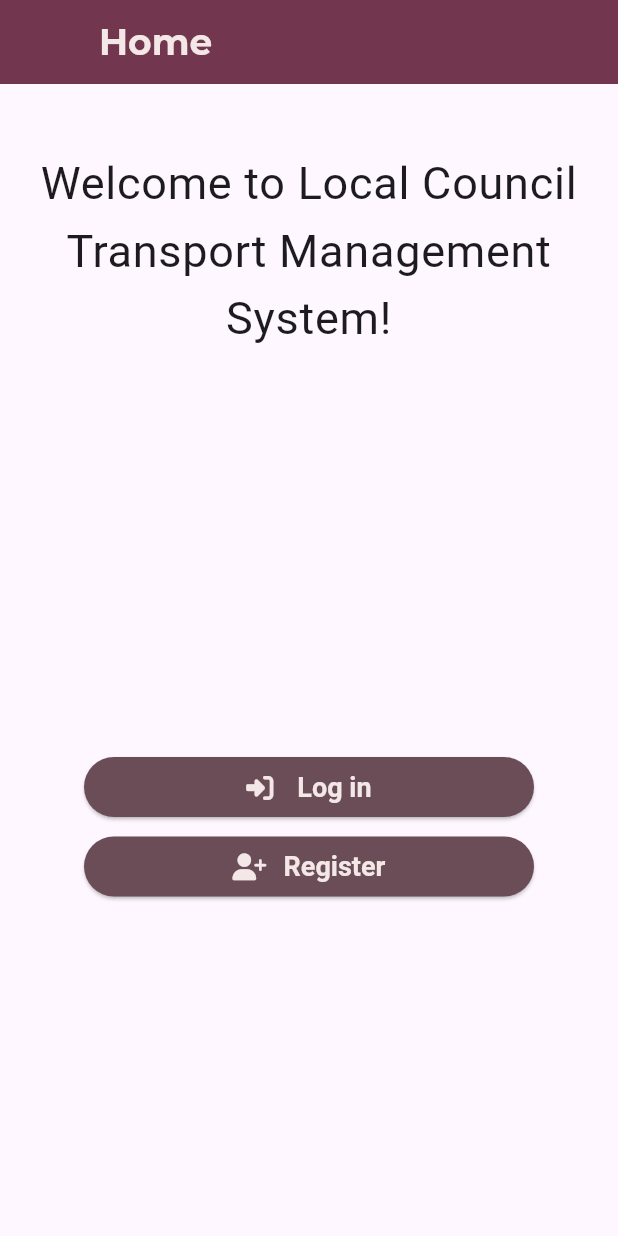
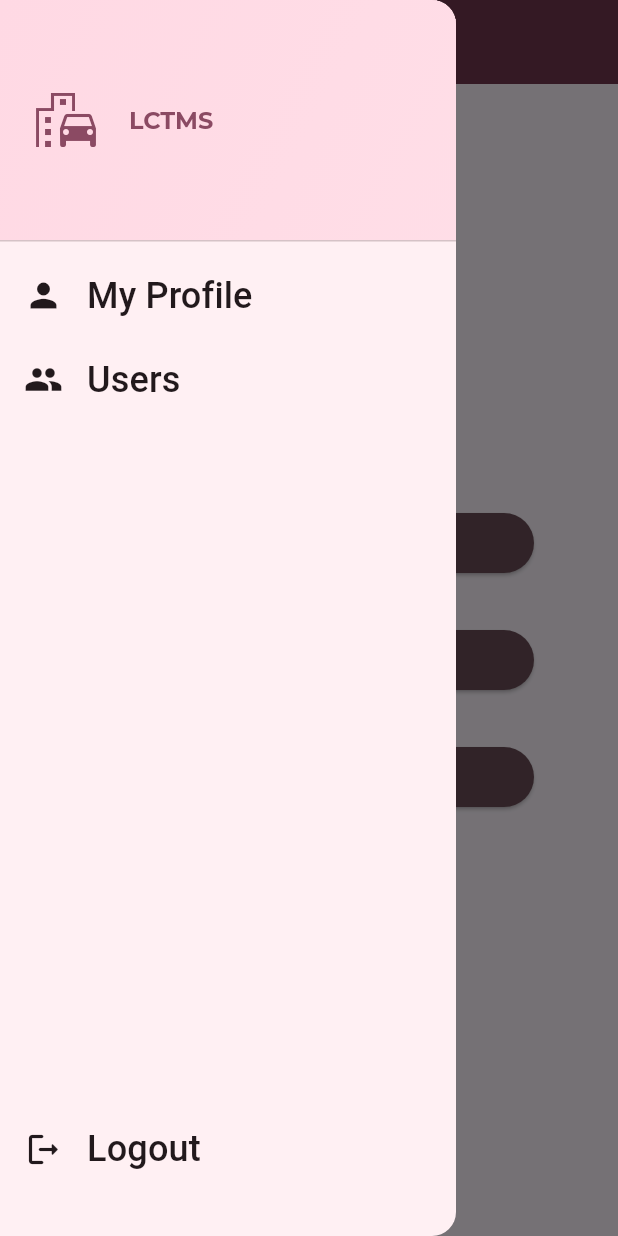
Before and after one commit to LukeFarrugiaSTC/LCTMS, a Flutter app: the screen it shows after launch, with the side drawer open (before the commit the screen has no drawer), on a phone screen of 412 x 824 dp. Run offline on Flutter 3.47's test engine with Material 3 defaults, Android fonts, the light colour scheme and no system bars; our stand-ins replace font_awesome_flutter, google_fonts.

Commit message:
Landing page UI, Side Menu, Basic Logout
Landing page UI:
-Created the UI for the landing page

Side Menu:
-Created a side drawer which contains 3 buttons.
- My Profile - button + routing done
- Users - button + routing done.  Requires logic to filter according to roles
-Log out - button + routing done.

Basic Logout

```diff
--- a/frontend/lib/pages/home_page.dart
+++ b/frontend/lib/pages/home_page.dart
@@ -8,6 +8,7 @@ class HomePage extends StatelessWidget {
   Widget build(BuildContext context) {
     return Scaffold(
       appBar: AppBar(
+        automaticallyImplyLeading: false,
         title: Padding(
           padding: const EdgeInsets.fromLTRB(50, 0, 0, 0),
           child: Text('Home'),
--- a/frontend/lib/pages/landing.dart
+++ b/frontend/lib/pages/landing.dart
@@ -1,24 +1,40 @@
 import 'package:flutter/material.dart';
+import 'package:frontend/widgets/main_drawer.dart';
 
-class LandingPage extends StatefulWidget {
+class LandingPage extends StatelessWidget {
   const LandingPage({super.key});
 
   @override
-  State<LandingPage> createState() {
-    return _LandingPageState();
-  }
-}
+  Widget build(BuildContext context) {
+    void _setPage(String identifier) {
+      if (identifier == '/login') {
+        //logs out user
+        // => to do is to clear providers from user/ password and role once these are set up
+        Navigator.pushNamedAndRemoveUntil(
+          context,
+          identifier,
+          (Route<dynamic> route) => false,
+        );
+      }
+      Navigator.pop(context); //to close drawer
+      Navigator.pushNamed(context, identifier); //navigate to chosen screen
+    }
 
-class _LandingPageState extends State<LandingPage> {
-  @override
-  Widget build(BuildContext context) {
     return Scaffold(
-      appBar: AppBar(
-        title: Padding(
-          padding: const EdgeInsets.fromLTRB(50, 0, 0, 0),
-          child: Text('LCTMS'),
+      appBar: AppBar(title: const Text('LCTMS')),
+      drawer: MainDrawer(onSelectPage: _setPage),
+      body: Center(
+        child: Column(
+          mainAxisSize: MainAxisSize.min,
+          mainAxisAlignment: MainAxisAlignment.center,
+          children: [
+            ElevatedButton(onPressed: () {}, child: const Text('Book a Ride!')),
+            const SizedBox(height: 30),
+            ElevatedButton(onPressed: () {}, child: const Text('My Bookings')),
+            const SizedBox(height: 30),
+            ElevatedButton(onPressed: () {}, child: const Text('Contact Us!')),
+          ],
         ),
-        leading: null,
       ),
     );
   }
--- a/frontend/lib/pages/register_page.dart
+++ b/frontend/lib/pages/register_page.dart
@@ -89,6 +89,7 @@ class _RegisterPageState extends State<RegisterPage> {
     if (_isRegistered) {
       currentScreen = Padding(
         padding: const EdgeInsets.symmetric(horizontal: 30, vertical: 120),
+        child: Center(
           child: Column(
             mainAxisSize: MainAxisSize.min,
             crossAxisAlignment: CrossAxisAlignment.center,
@@ -126,6 +127,7 @@ class _RegisterPageState extends State<RegisterPage> {
               ),
               const SizedBox(height: 10),
             ],
+          ),
         ),
       );
     } else {
--- /dev/null
+++ b/frontend/lib/widgets/custom_list_tile_drawer.dart
@@ -0,0 +1,37 @@
+import 'package:flutter/material.dart';
+
+class CustomListTileDrawer extends StatelessWidget {
+  const CustomListTileDrawer({
+    super.key,
+    required this.icon,
+    required this.title,
+    required this.destinationPath,
+    required this.onSelectPage,
+  });
+
+  final IconData icon;
+  final String title;
+  final String destinationPath;
+  final void Function(String identifier) onSelectPage;
+
+  @override
+  Widget build(BuildContext context) {
+    return ListTile(
+      leading: Icon(
+        icon,
+        size: 26,
+        color: Theme.of(context).colorScheme.onSurface,
+      ),
+      title: Text(
+        title,
+        style: Theme.of(context).textTheme.titleSmall!.copyWith(
+          color: Theme.of(context).colorScheme.onSurface,
+          fontSize: 24,
+        ),
+      ),
+      onTap: () {
+        onSelectPage(destinationPath);
+      },
+    );
+  }
+}
--- a/frontend/lib/widgets/lctms.dart
+++ b/frontend/lib/widgets/lctms.dart
@@ -3,18 +3,14 @@ import 'package:frontend/pages/forgot_password.dart';
 import 'package:frontend/pages/home_page.dart';
 import 'package:frontend/pages/landing.dart';
 import 'package:frontend/pages/login_page.dart';
+import 'package:frontend/pages/profile.dart';
 import 'package:frontend/pages/register_page.dart';
+import 'package:frontend/pages/users.dart';
 import 'package:google_fonts/google_fonts.dart';
 
 var kcolourScheme = ColorScheme.fromSeed(
   seedColor: const Color.fromARGB(255, 107, 77, 87),
 );
-// ).copyWith(
-//   secondary: Colors.white,
-//   onSecondary:
-//       Colors
-//           .black,
-// );
 
 class LCTMS extends StatelessWidget {
   const LCTMS({super.key});
@@ -67,7 +63,7 @@ class LCTMS extends StatelessWidget {
           ),
         ),
       ),
-      initialRoute: '/',
+      initialRoute: '/landing',
 
       routes: {
         '/': (context) => const HomePage(),
@@ -75,6 +71,8 @@ class LCTMS extends StatelessWidget {
         '/register': (context) => const RegisterPage(),
         '/forgot-password': (context) => const ForgotPassword(),
         '/landing': (context) => const LandingPage(),
+        '/profile': (context) => const ProfilePage(),
+        '/users': (context) => const UsersPage(),
       },
     );
   }
--- /dev/null
+++ b/frontend/lib/widgets/main_drawer.dart
@@ -0,0 +1,106 @@
+import 'package:flutter/material.dart';
+import 'package:frontend/widgets/custom_list_tile_drawer.dart';
+
+class MainDrawer extends StatelessWidget {
+  const MainDrawer({super.key, required this.onSelectPage});
+
+  final void Function(String identifier) onSelectPage;
+
+  @override
+  Widget build(BuildContext context) {
+    return Drawer(
+      child: Column(
+        children: [
+          DrawerHeader(
+            padding: const EdgeInsets.all(20),
+            decoration: BoxDecoration(
+              gradient: LinearGradient(
+                colors: [
+                  Theme.of(context).colorScheme.primaryContainer,
+                  Theme.of(
+                    context,
+                  ).colorScheme.primaryContainer.withValues(alpha: 0.8),
+                ],
+                begin: Alignment.topLeft,
+                end: Alignment.bottomRight,
+              ),
+            ),
+            child: Row(
+              children: [
+                Icon(
+                  Icons.emoji_transportation,
+                  size: 48,
+                  color: Theme.of(context).colorScheme.primary,
+                ),
+                const SizedBox(width: 18),
+                Text(
+                  'LCTMS',
+                  style: Theme.of(context).textTheme.titleLarge!.copyWith(
+                    color: Theme.of(context).colorScheme.primary,
+                  ),
+                ),
+              ],
+            ),
+          ),
+
+          CustomListTileDrawer(
+            icon: Icons.person,
+            title: 'My Profile',
+            destinationPath: '/profile',
+            onSelectPage: onSelectPage,
+          ),
+          CustomListTileDrawer(
+            icon: Icons.people,
+            title: 'Users',
+            destinationPath: '/users',
+            onSelectPage: onSelectPage,
+          ),
+          Spacer(),
+          CustomListTileDrawer(
+            icon: Icons.logout_rounded,
+            title: 'Logout',
+            destinationPath: '/',
+            onSelectPage: onSelectPage,
+          ),
+          SizedBox(height: 30),
+        ],
+      ),
+    );
+  }
+}
+
+
+// ListTile(
+//             leading: Icon(
+//               Icons.person,
+//               size: 26,
+//               color: Theme.of(context).colorScheme.onSurface,
+//             ),
+//             title: Text(
+//               'My Profile',
+//               style: Theme.of(context).textTheme.titleSmall!.copyWith(
+//                 color: Theme.of(context).colorScheme.onSurface,
+//                 fontSize: 24,
+//               ),
+//             ),
+//             onTap: () {
+//               onSelectPage('/profile');
+//             },
+//           ),
+//           ListTile(
+//             leading: Icon(
+//               Icons.people,
+//               size: 26,
+//               color: Theme.of(context).colorScheme.onSurface,
+//             ),
+//             title: Text(
+//               'Users',
+//               style: Theme.of(context).textTheme.titleSmall!.copyWith(
+//                 color: Theme.of(context).colorScheme.onSurface,
+//                 fontSize: 24,
+//               ),
+//             ),
+//             onTap: () {
+//               onSelectPage('/users');
+//             },
+//           ),
```
Also changed, not shown: frontend/lib/pages/profile.dart (added, +17 -0 lines), frontend/lib/pages/users.dart (added, +10 -0 lines), frontend/lib/pages/book_ride.dart (added), frontend/lib/pages/booking_history.dart (added), frontend/lib/pages/contact_us.dart (added). Lines whose indentation alone changed are shown as unchanged.
